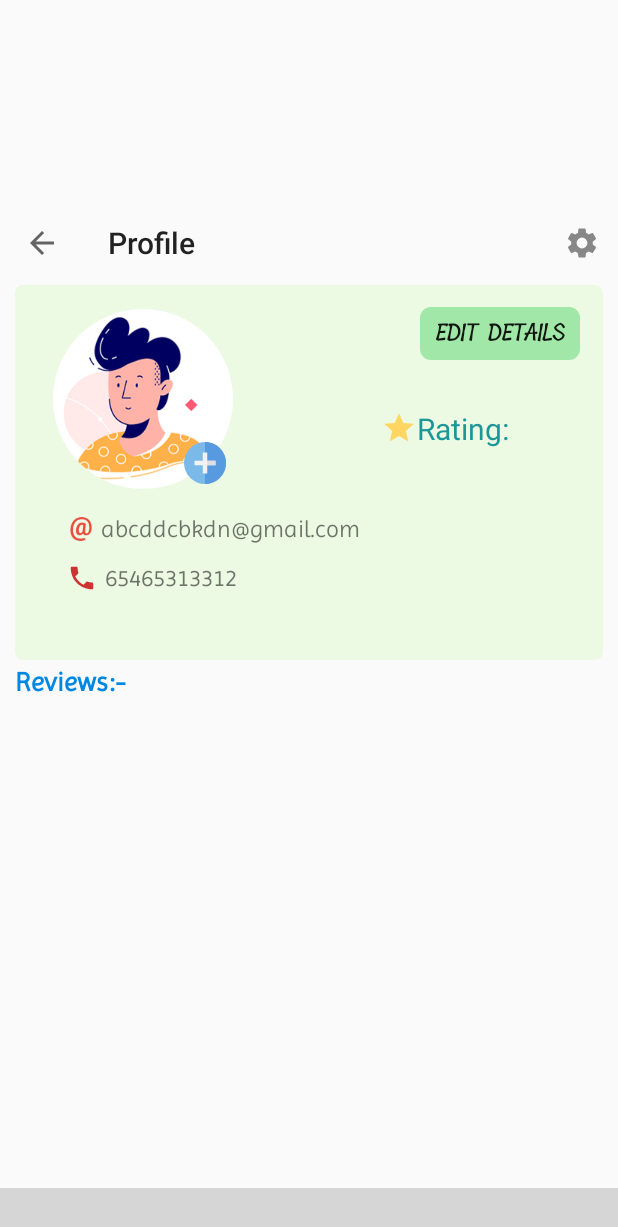
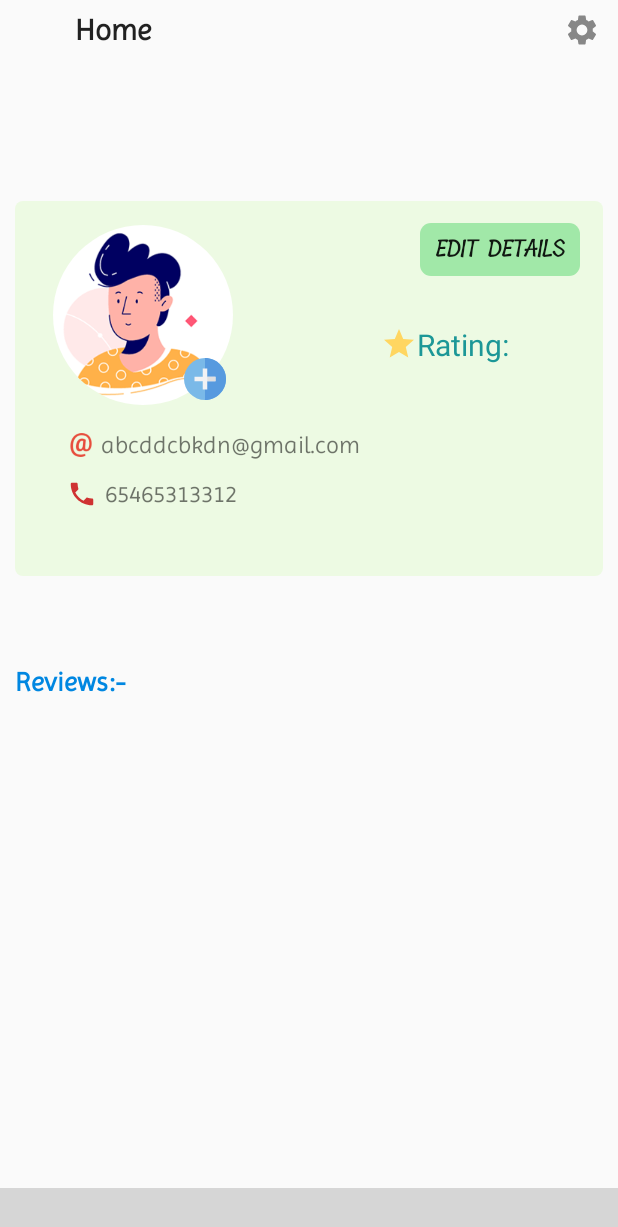
Before and after one commit to abhinendra23/Scan2Equip-Mechanic, an Android app: the fragment ProfileFragment placed in its activity, on a phone screen of 412 x 824 dp. Shown: the top 1227 px of the screen. Run offline under Robolectric (Android 15) with nearby library versions, the phone set to English and light mode, and no system bars; our stand-ins replace CircleImageView, Firebase (no records; nobody signed in at launch, a user with empty details on screens opened directly), Picasso, paging; libraries missing offline, so code that uses them is left out: androidx.paging, com.etebarian.meowbottomnavigation, com.firebase.ui; plain views replace MeowBottomNavigation; pictures from the network do not load; 17 statements that could not run were skipped; grey boxes are pictures that could not be loaded.

Commit message:
Machine info

```diff
--- a/app/src/main/java/com/example/mechanic/BottomNavigationActivity.java
+++ b/app/src/main/java/com/example/mechanic/BottomNavigationActivity.java
@@ -3,11 +3,14 @@ package com.example.mechanic;
 import androidx.annotation.NonNull;
 import androidx.annotation.Nullable;
 import androidx.appcompat.app.AppCompatActivity;
+import androidx.appcompat.widget.Toolbar;
 import androidx.fragment.app.Fragment;
 import androidx.fragment.app.FragmentTransaction;
 
 import android.content.Intent;
 import android.os.Bundle;
+import android.view.Menu;
+import android.view.MenuInflater;
 import android.view.MenuItem;
 import android.widget.Toast;
 
@@ -28,8 +31,15 @@ public class BottomNavigationActivity extends AppCompatActivity {
         super.onCreate(savedInstanceState);
         setOurFragment(new HomeFragment(),1,1);
         setContentView(R.layout.activity_bottom_navigation);
+
+        final Toolbar toolbar=findViewById(R.id.toolbar);
+        setSupportActionBar(toolbar);
+        getSupportActionBar().setDisplayHomeAsUpEnabled(false);
+        getSupportActionBar().setDisplayShowHomeEnabled(false);
+        getSupportActionBar().setIcon(R.drawable.ic_home);
+        toolbar.setTitleTextAppearance( this,R.style.TitleTextAppearance);
+
         MeowBottomNavigation bottomNavigation = findViewById(R.id.bottom_bar);
-
         bottomNavigation.add(new MeowBottomNavigation.Model(1, R.drawable.ic_home));
         bottomNavigation.add(new MeowBottomNavigation.Model(2, R.drawable.ic_history));
         bottomNavigation.add(new MeowBottomNavigation.Model(3, R.drawable.ic_notification1));
@@ -42,18 +52,24 @@ public class BottomNavigationActivity extends AppCompatActivity {
                 switch (item.getId()) {
                     case 1:
                         setOurFragment(new HomeFragment(),old_id,1);
+                        toolbar.setTitle("Home");
+
                         old_id = 1;
                         break;
                     case 2:
                         setOurFragment(new HistoryFragment(),old_id,2);
+                        toolbar.setTitle("History");
                         old_id = 2;
                         break;
                     case 3:
                         setOurFragment(new NotificationFragment(),old_id,3);
+                        toolbar.setTitle("Notifications");
                         old_id = 3;
                         break;
                     case 4:
                         setOurFragment(new ProfileFragment(),old_id,4);
+                        toolbar.setTitle("Profile");
+
                         old_id = 4;
                 }
 
@@ -129,4 +145,23 @@ public class BottomNavigationActivity extends AppCompatActivity {
 //        }
     }
 
+
+
+    @Override
+    public boolean onOptionsItemSelected(MenuItem item) {
+        // handle item selection
+        switch (item.getItemId()) {
+            case R.id.settings:
+                Intent intent= new Intent(this, SettingActivity.class);
+                startActivity(intent);
+                return true;
+            default:
+                return super.onOptionsItemSelected(item);
+        }
+    }
+    @Override
+    public boolean onCreateOptionsMenu(Menu menu) {
+        getMenuInflater().inflate(R.menu.toolbar_menu, menu);
+        return true;
+    }
 }
--- a/app/src/main/java/com/example/mechanic/PendingComplaintsActivity.java
+++ b/app/src/main/java/com/example/mechanic/PendingComplaintsActivity.java
@@ -35,7 +35,7 @@ public class PendingComplaintsActivity extends AppCompatActivity {
         setSupportActionBar(toolbar);
         getSupportActionBar().setDisplayHomeAsUpEnabled(true);
         getSupportActionBar().setDisplayShowHomeEnabled(true);
-
+        toolbar.setTitleTextAppearance(this,R.style.TitleTextAppearance);
         recyclerView_complaints = findViewById(R.id.recyclerView_complaints);
         recyclerView_complaints.setLayoutManager(new LinearLayoutManager(this));
 
--- a/app/src/main/java/com/example/mechanic/fragments/ProfileFragment.java
+++ b/app/src/main/java/com/example/mechanic/fragments/ProfileFragment.java
@@ -103,11 +103,7 @@ public class ProfileFragment extends Fragment {
                              Bundle savedInstanceState) {
         // Inflate the layout for this fragment
         View view = inflater.inflate(R.layout.fragment_profile, container, false);
-        mTopToolbar = (Toolbar) view.findViewById(R.id.toolbar);
-        ((AppCompatActivity)getActivity()).setSupportActionBar(mTopToolbar);
-        setHasOptionsMenu(true);
-        ((AppCompatActivity)getActivity()).getSupportActionBar().setDisplayHomeAsUpEnabled(true);
-        ((AppCompatActivity)getActivity()).getSupportActionBar().setDisplayShowHomeEnabled(true);
+
         profilePicChange = view.findViewById(R.id.s_change_profile);
         profilePic = view.findViewById(R.id.profilepic);
         s_rating = view.findViewById(R.id.s_rating);
@@ -282,23 +278,6 @@ public class ProfileFragment extends Fragment {
     }
 
 
-    @Override
-    public void onCreateOptionsMenu(Menu menu, MenuInflater inflater) {
-        inflater.inflate(R.menu.toolbar_menu, menu);
-    }
-
-    @Override
-    public boolean onOptionsItemSelected(MenuItem item) {
-        // handle item selection
-        switch (item.getItemId()) {
-            case R.id.settings:
-                Intent intent= new Intent(getActivity().getApplicationContext(), SettingActivity.class);
-                startActivity(intent);
-                return true;
-            default:
-                return super.onOptionsItemSelected(item);
-        }
-    }
 
     public void onActivityResult(int requestCode, int resultCode, @Nullable Intent data) {
         super.onActivityResult(requestCode, resultCode, data);
--- a/app/src/main/res/layout/activity_bottom_navigation.xml
+++ b/app/src/main/res/layout/activity_bottom_navigation.xml
@@ -8,7 +8,16 @@
     android:layout_height="match_parent"
     tools:context=".BottomNavigationActivity"
     >
+    <androidx.appcompat.widget.Toolbar
+        android:id="@+id/toolbar"
+        android:layout_width="match_parent"
+        android:layout_height="40dp"
+        app:title="Home"
 
+        app:menu="@menu/toolbar_menu"
+        app:titleMarginStart="50dp"
+       >
+    </androidx.appcompat.widget.Toolbar>
     <com.etebarian.meowbottomnavigation.MeowBottomNavigation
         android:id="@+id/bottom_bar"
         android:layout_width="match_parent"
@@ -29,6 +38,7 @@
     <ScrollView
         android:layout_width="match_parent"
         android:layout_height="658dp"
+        android:layout_marginTop="40dp"
         android:layout_above="@+id/bottom_bar"
         >
 
--- a/app/src/main/res/layout/activity_requests.xml
+++ b/app/src/main/res/layout/activity_requests.xml
@@ -39,7 +39,7 @@
             android:background="#23AC9F"
             app:tabIndicatorColor="#fff"
             app:tabTextColor="#fff"
-
+           app:tabTextAppearance="@style/tab_text"
             android:layout_weight="5"
             />
         <LinearLayout
--- a/app/src/main/res/layout/fragment_profile.xml
+++ b/app/src/main/res/layout/fragment_profile.xml
@@ -8,13 +8,7 @@
 
 
 
-            <androidx.appcompat.widget.Toolbar
-                android:id="@+id/toolbar"
-                android:layout_width="match_parent"
-                android:layout_height="?attr/actionBarSize"
-                app:title="Profile"
-                app:menu="@menu/toolbar_menu">
-            </androidx.appcompat.widget.Toolbar>
+
 
                 <androidx.constraintlayout.widget.ConstraintLayout
                     android:layout_width="match_parent"
@@ -23,7 +17,7 @@
                     android:layout_marginHorizontal="10dp"
                     android:layout_marginBottom="5dp"
                     android:background="@drawable/edit_profile_layout_background"
-                    android:layout_marginTop="?actionBarSize"
+
 
                     android:id="@+id/profile_edit_layout">
 
@@ -105,7 +99,6 @@
                     android:layout_height="250dp"
                     android:layout_marginHorizontal="10dp"
                     android:background="@drawable/profile_layout_background"
-                    android:layout_marginTop="?actionBarSize"
 
 
                     android:id="@+id/profile_layout">
--- a/app/src/main/res/layout/home_fragment.xml
+++ b/app/src/main/res/layout/home_fragment.xml
@@ -6,8 +6,6 @@
     android:layout_height="658dp"
     tools:context=".fragments.HomeFragment"
     android:background="#fff">
-
-
     android:layout_width="match_parent"
     android:layout_height="match_parent">
     <LinearLayout
--- a/app/src/main/res/values/styles.xml
+++ b/app/src/main/res/values/styles.xml
@@ -1,11 +1,13 @@
 <resources>
 
     <!-- Base application theme. -->
-    <style name="AppTheme" parent="Theme.AppCompat.Light.NoActionBar">
+    <style name="AppTheme" parent="Theme.AppCompat.Light.DarkActionBar">
         <!-- Customize your theme here. -->
         <item name="colorPrimary">@color/colorPrimary</item>
         <item name="colorPrimaryDark">@color/colorPrimaryDark</item>
         <item name="colorAccent">@color/colorAccent</item>
+        <item name="windowActionBar">false</item>
+        <item name="windowNoTitle">true</item>
     </style>
     <style name="MenuStyle" parent="Theme.AppCompat.Light">
         <item name="android:background">@android:color/white</item>
@@ -92,4 +94,13 @@
         <item name="android:textColor">#666565</item>
     </style>
 
+    <style name="TitleTextAppearance">
+        <item name="android:fontFamily">@font/imprima</item>
+        <item name="android:textStyle">bold</item>
+    </style>
+    <style name="tab_text" parent="@android:style/TextAppearance.Widget.TabWidget">
+        <item name="android:fontFamily">@font/imprima</item>
+        <item name="android:textSize">16sp</item>
+        <item name="android:textStyle">bold</item>
+    </style>
 </resources>
```
